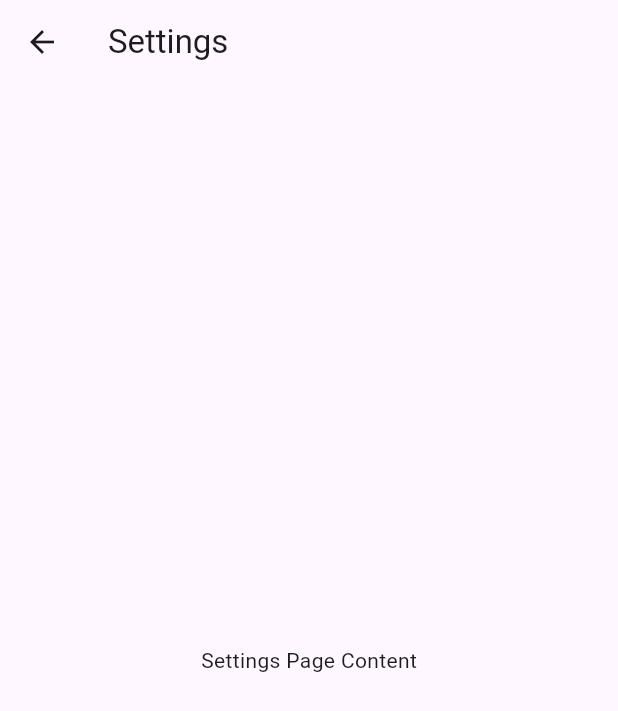
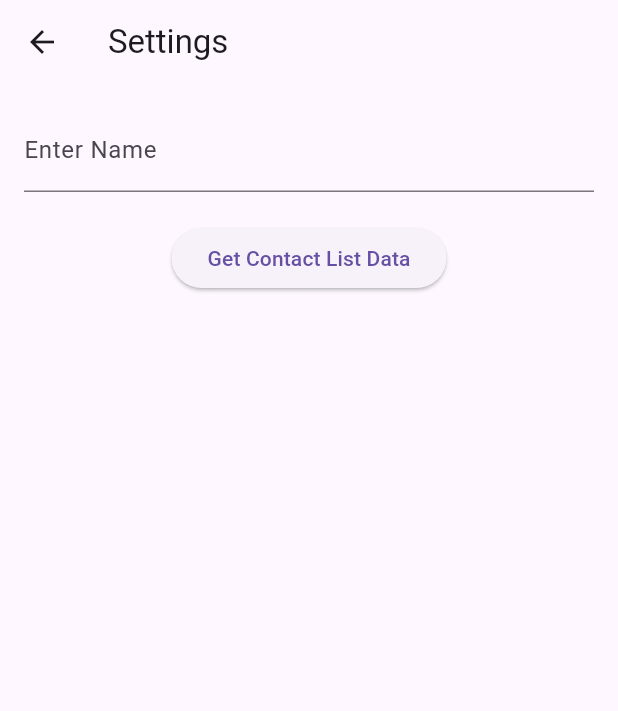
Before and after one commit to jibunorp2/ASE-485-Group-Project, a Flutter app: the SettingsPage screen opened directly, on a phone screen of 412 x 824 dp. Shown: the top 711 px of the screen. Run offline on Flutter 3.47's test engine with Material 3 defaults, Android fonts, the phone set to English and light mode, and no system bars; our stand-ins replace cloud_firestore, firebase_auth, firebase_core; accounts and stored records are empty.

Commit message:
Finished Integrating Front and Back

```diff
--- a/bookme/lib/Contact_Pages.dart/settings_page.dart
+++ b/bookme/lib/Contact_Pages.dart/settings_page.dart
@@ -1,8 +1,17 @@
-// settings_page.dart
 import 'package:flutter/material.dart';
+import 'package:bookme/crud.dart'; // Import your CRUD class here
 
-class SettingsPage extends StatelessWidget {
+class SettingsPage extends StatefulWidget {
   const SettingsPage({Key? key}) : super(key: key);
+
+  @override
+  _SettingsPageState createState() => _SettingsPageState();
+}
+
+class _SettingsPageState extends State<SettingsPage> {
+  final TextEditingController _nameController = TextEditingController();
+  final CRUD _crud = CRUD();
+  Map<String, dynamic>? _contactListData;
 
   @override
   Widget build(BuildContext context) {
@@ -10,9 +19,50 @@ class SettingsPage extends StatelessWidget {
       appBar: AppBar(
         title: Text('Settings'),
       ),
-      body: Center(
-        child: Text('Settings Page Content'),
+      body: Padding(
+        padding: const EdgeInsets.all(16.0),
+        child: Column(
+          crossAxisAlignment: CrossAxisAlignment.center,
+          children: [
+            TextField(
+              controller: _nameController,
+              decoration: InputDecoration(
+                labelText: 'Enter Name',
+              ),
+            ),
+            SizedBox(height: 20),
+            ElevatedButton(
+              onPressed: () async {
+                String name = _nameController.text.trim();
+                Map<String, dynamic>? contactListData =
+                    await _crud.getContactListDataByName(name);
+                setState(() {
+                  _contactListData = contactListData;
+                });
+              },
+              child: Text('Get Contact List Data'),
+            ),
+            SizedBox(height: 20),
+            _contactListData != null
+                ? Column(
+                    crossAxisAlignment: CrossAxisAlignment.start,
+                    children: _contactListData!.entries.map((entry) {
+                      return Padding(
+                        padding: const EdgeInsets.symmetric(vertical: 4.0),
+                        child: Text('${entry.key}: ${entry.value}'),
+                      );
+                    }).toList(),
+                  )
+                : SizedBox(), // Show contact list data if available
+          ],
+        ),
       ),
     );
   }
+
+  @override
+  void dispose() {
+    _nameController.dispose();
+    super.dispose();
+  }
 }
--- a/bookme/lib/Message_Pages/message_page.dart
+++ b/bookme/lib/Message_Pages/message_page.dart
@@ -93,7 +93,8 @@ class _MessagePageState extends State<MessagePage> {
     _crud
         .updateAppointmentStatus(widget.chatRoomId, messageId, status)
         .then((_) {
-      _loadMessages(); // Refresh messages to reflect the updated status
+      // Refresh messages after updating appointment status
+      _loadMessages();
     }).catchError((error) {
       print("Failed to update appointment status: $error");
     });
--- a/bookme/lib/crud.dart
+++ b/bookme/lib/crud.dart
@@ -330,4 +330,31 @@ class CRUD {
       throw Exception("Failed to fetch participant UIDs");
     }
   }
+
+  Future<Map<String, dynamic>?> getContactListDataByName(String name) async {
+    try {
+      // Query Firestore to find user document by name
+      var userQuery = await _firestore
+          .collection('users')
+          .where('name', isEqualTo: name)
+          .limit(1)
+          .get();
+
+      if (userQuery.docs.isNotEmpty) {
+        // Return the data of the first matching document
+        var userDoc = userQuery.docs.first;
+        var userData = userDoc.data();
+        if (userData != null && userData is Map<String, dynamic>) {
+          // Remove the password field from the data
+          userData.remove('password');
+          return userData;
+        }
+      }
+      // Return null if no user with the given name is found
+      return null;
+    } catch (e) {
+      print("Error fetching contact list data by name: $e");
+      throw Exception("Failed to fetch contact list data by name");
+    }
+  }
 }
```
Also changed, not shown: bookme/lib/Contact_Pages.dart/calendar.dart (+28 -20 lines).
